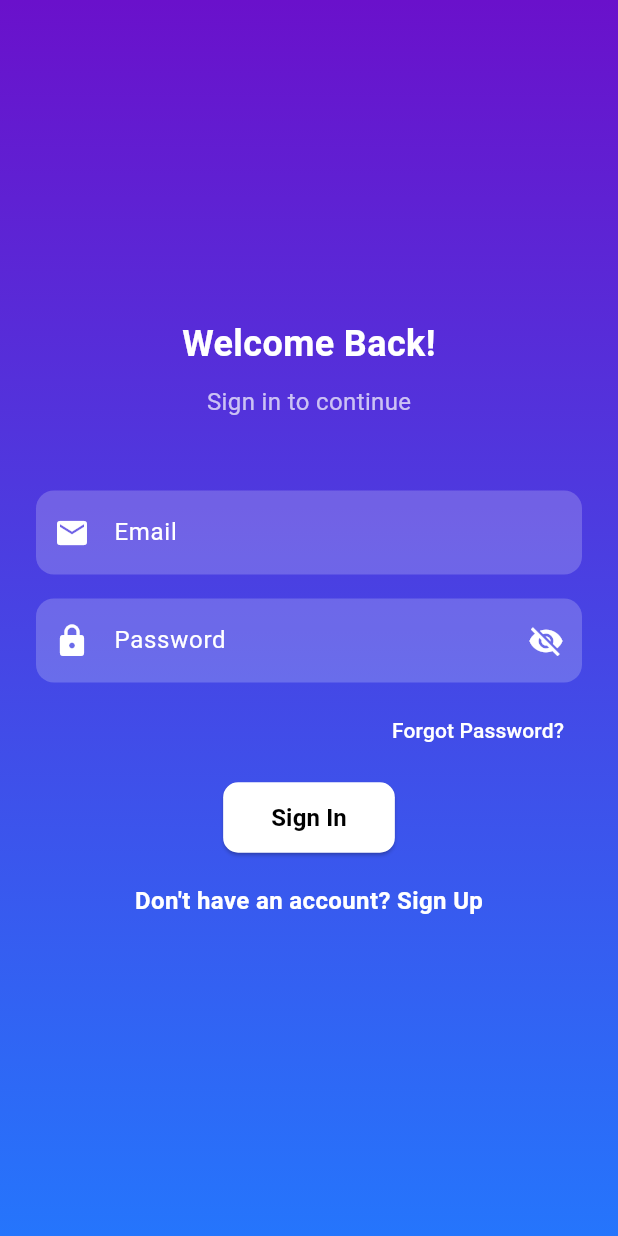
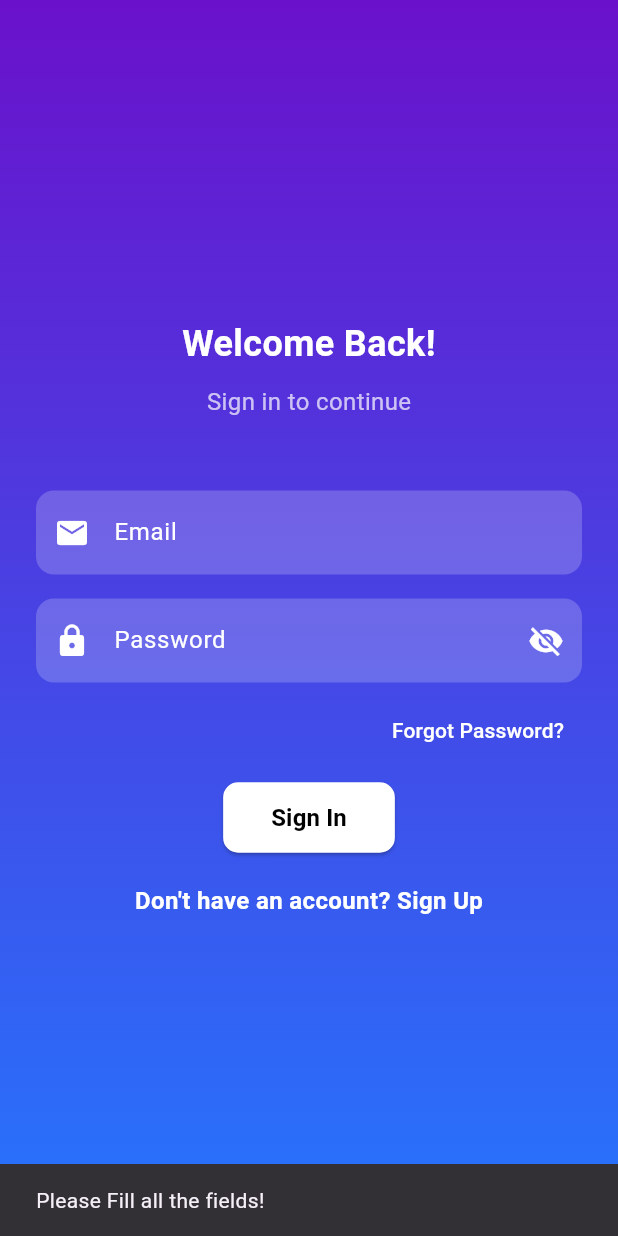
Before and after one commit to PhyoMinKhant-Xem/threethings-todo, a Flutter app: the SignInScreen screen opened directly, after a tap on "Forgot Password?", on a phone screen of 412 x 824 dp. Run offline on Flutter 3.47's test engine with Material 3 defaults, Android fonts, the phone set to English and light mode, and no system bars; our stand-ins replace cloud_firestore, firebase_auth, firebase_core, lottie, percent_indicator, table_calendar; accounts and stored records are empty.

Commit message:
feat: sign in page functions

```diff
--- a/lib/methods/auth_methods/auth.dart
+++ b/lib/methods/auth_methods/auth.dart
@@ -45,8 +45,7 @@ class Auth {
     return response;
   }
 
-  Future<AuthResponse> loginUser(
-      String email, String password, User user) async {
+  Future<AuthResponse> loginUser(String email, String password) async {
     AuthResponse response = AuthResponse.fail("Error Message Not Provided!");
 
     try {
--- a/lib/screens/auth/sign_in_screen.dart
+++ b/lib/screens/auth/sign_in_screen.dart
@@ -1,6 +1,8 @@
 import 'package:flutter/material.dart';
 import 'package:threethings/layouts/main_layout.dart';
+import 'package:threethings/methods/auth_methods/auth.dart';
 import 'package:threethings/screens/auth/sign_up_screen.dart';
+import 'package:threethings/utils/auth_response.dart';
 
 class SignInScreen extends StatefulWidget {
   const SignInScreen({Key? key}) : super(key: key);
@@ -13,6 +15,29 @@ class _SignInScreenState extends State<SignInScreen> {
   final TextEditingController _emailController = TextEditingController();
   final TextEditingController _passwordController = TextEditingController();
   bool _isPasswordVisible = false;
+
+  Future<void> handleLogin() async {
+    String email = _emailController.text;
+    String password = _passwordController.text;
+
+    if (email.isEmpty || password.isEmpty) {
+      const errorSnackBar =
+          SnackBar(content: Text("Please Fill all the fields!"));
+      ScaffoldMessenger.of(context).showSnackBar(errorSnackBar);
+    } else {
+      Auth auth = new Auth();
+      AuthResponse response = await auth.loginUser(email, password);
+
+      if (response.status == AuthStatus.success) {
+        Navigator.of(context).pushReplacement(
+          MaterialPageRoute(
+            builder: (builder) => MainLayout(),
+          ),
+        );
+      }
+      //TODO: handle response accrodingly
+    }
+  }
 
   @override
   Widget build(BuildContext context) {
@@ -85,9 +110,7 @@ class _SignInScreenState extends State<SignInScreen> {
                   Align(
                     alignment: Alignment.centerRight,
                     child: TextButton(
-                      onPressed: () {
-                        // TODO: Implement Forgot Password Functionality
-                      },
+                      onPressed: handleLogin,
                       child: const Text(
                         "Forgot Password?",
                         style: TextStyle(color: Colors.white, fontSize: 14),
```
